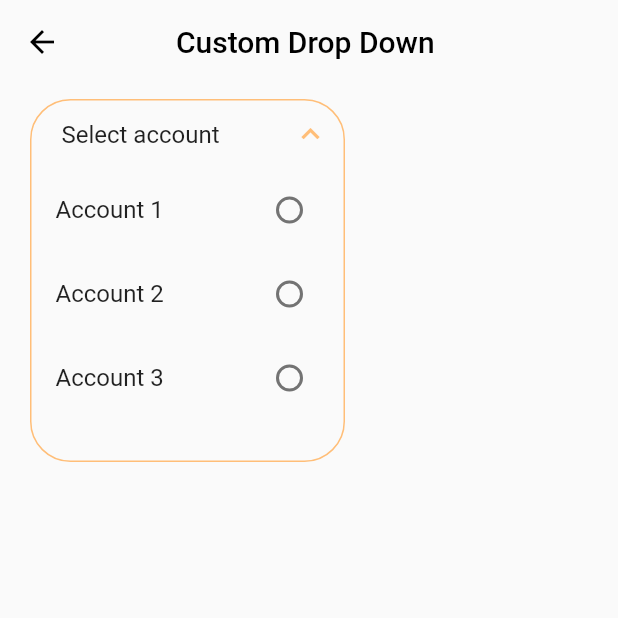
After one commit to venzo-mdu/-PFM_Project_x, a Flutter app: the DropDown screen opened directly, after a tap on the "expand more" icon, on a phone screen of 412 x 824 dp, the top half of it. The commit adds this screen. Run offline on Flutter 3.47's test engine with Material 2 defaults, Android fonts, the phone set to English and light mode, and no system bars; our stand-ins replace flutter_colorpicker, flutter_svg; Roboto replaces fonts that are missing (Gilroy-Medium).

Commit message:
dropdown added

```diff
--- a/lib/main.dart
+++ b/lib/main.dart
@@ -1,5 +1,5 @@
 import 'package:flutter/material.dart';
-import 'package:personinfo/PersonInfo.dart';
+import 'package:personinfo/pages/PersonInfo.dart';
 
 void main() {
   runApp(const MyApp());
--- a/lib/PersonInfo.dart
+++ b/lib/pages/PersonInfo.dart
@@ -1,6 +1,6 @@
 import 'package:flutter/cupertino.dart';
 import 'package:flutter/material.dart';
-import 'package:personinfo/EditProfile.dart';
+import 'package:personinfo/pages/EditProfile.dart';
 import 'package:flutter_svg/flutter_svg.dart';
 
 class PersonInfo extends StatefulWidget {
--- /dev/null
+++ b/lib/widgets/customDropdown/dropdown.dart
@@ -0,0 +1,183 @@
+import 'package:flutter/material.dart';
+import 'package:personinfo/widgets/customDropdown/expanded.dart';
+
+class DropDown extends StatefulWidget {
+  @override
+  _DropDownState createState() => _DropDownState();
+}
+
+List <String> _list =[
+  'Account 1',
+  'Account 2',
+  'Account 3',
+  'Account 4',
+  'Account 5',
+];
+
+
+
+class _DropDownState extends State<DropDown> {
+
+  bool isVisible = true;
+
+  @override
+  void initState() {
+    // TODO: implement initState
+    isVisible = false;
+    super.initState();
+  }
+
+  bool isStrechedDropDown = false;
+  int? groupValue;
+  String title = 'Select account';
+  @override
+  Widget build(BuildContext context) {
+    return Scaffold(
+        extendBodyBehindAppBar: true,
+        appBar: AppBar(
+          title: Text(
+            "Custom Drop Down ",
+            style: TextStyle(color: Colors.black),
+          ),
+          centerTitle: true,
+          backgroundColor: Colors.transparent,
+          elevation: 0,
+          iconTheme: IconThemeData(color: Colors.black),
+        ),
+        body: Container(
+          height: double.infinity,
+          width: 250,
+          padding: EdgeInsets.symmetric(vertical: 10, horizontal: 20),
+          child: SafeArea(
+            child: Column(
+              children: [
+                Row(
+                  crossAxisAlignment: CrossAxisAlignment.start,
+                  children: [
+
+
+                    Expanded(
+                        child: Container(
+                          decoration: BoxDecoration(
+                              border: Border.all(color: Color(0xffFFBE78)),
+                              borderRadius: BorderRadius.all(Radius.circular(27))),
+                          child: Column(
+                            children: [
+
+                              Visibility(
+                                visible: isVisible,
+                                child: Container(
+                                  margin: EdgeInsets.only(left: 175),
+                                  transform: Matrix4.translationValues(0, -15, 0),
+                                  width: 30,
+                                  height: 30,
+                                  decoration: BoxDecoration(
+                                      color: Color(0xffFF6349),
+                                      shape: BoxShape.circle
+                                  ),
+
+                                  child: InkWell(
+                                    child: Icon(
+                                      Icons.close,
+                                      color: Colors.white,
+                                      size: 18,
+                                    ),
+                                    onTap: (){
+                                      setState(() {
+                                        isVisible = !isVisible;
+                                        title = _list[0];
+                                      });
+                                    },
+                                  ),
+                                ),
+                              ),
+                              Container(
+                                // height: 45,
+                                  width: double.infinity,
+                                  padding: EdgeInsets.only(right: 10),
+                                  decoration: BoxDecoration(
+                                    // border: Border.all(
+                                    //   color: Color(0xffFFBE78),
+                                    // ),
+                                      borderRadius:
+                                      BorderRadius.all(Radius.circular(25))),
+                                  constraints: BoxConstraints(
+                                    minHeight: 45,
+                                    minWidth: double.infinity,
+                                  ),
+
+                                  alignment: Alignment.center,
+
+                                  child: Row(
+                                    mainAxisAlignment:
+                                    MainAxisAlignment.spaceBetween,
+                                    children: [
+                                      Expanded(
+                                        child: Padding(
+                                          padding: const EdgeInsets.symmetric(
+                                              horizontal: 20, vertical: 10),
+                                          child: Text(
+                                            title,
+                                            style: TextStyle(
+                                              fontFamily: 'Gilroy-Medium',
+                                              fontSize: 16,
+                                            ),
+                                          ),
+                                        ),
+                                      ),
+                                      GestureDetector(
+                                          onTap: () {
+                                            setState(() {
+                                              isStrechedDropDown =
+                                              !isStrechedDropDown;
+                                            });
+                                          },
+                                          child: Icon(isStrechedDropDown
+                                              ? Icons.expand_less
+                                              : Icons.expand_more, color: Color(0xFFFFBE78),))
+                                    ],
+                                  )),
+                              ExpandedSection(
+                                  expand: isStrechedDropDown,
+                                  height: 100,
+                                  child: ListView.builder(
+                                      padding: EdgeInsets.all(0),
+                                      // controller: scrollController2,
+                                      shrinkWrap: true,
+                                      itemCount: _list.length,
+                                      itemBuilder: (context, index) {
+                                        return RadioListTile(
+                                            title: Text(_list.elementAt(index),style: TextStyle(
+                                              fontFamily: 'Gilroy-Medium',
+                                              fontSize: 16,
+                                            ),),
+                                            value: index,
+                                            controlAffinity: ListTileControlAffinity.trailing,
+                                            groupValue: groupValue,
+                                            onChanged: (int? val) {
+                                              setState(() {
+                                                groupValue = val!;
+                                                title = _list.elementAt(index);
+                                                isVisible = true;
+                                                isStrechedDropDown = false;
+                                              });
+                                            });
+                                      })
+                              ),
+
+
+
+
+
+
+                            ],
+                          ),
+                        )),
+                  ],
+                )
+              ],
+            ),
+          ),
+        ));
+  }
+}
--- /dev/null
+++ b/lib/widgets/customDropdown/expanded.dart
@@ -0,0 +1,77 @@
+import 'package:flutter/material.dart';
+
+class ExpandedSection extends StatefulWidget {
+  final Widget child;
+  final int height;
+  final bool expand;
+
+  ExpandedSection(
+      {this.expand = false, required this.child, required this.height});
+
+  @override
+  _ExpandedSectionState createState() => _ExpandedSectionState();
+}
+
+class _ExpandedSectionState extends State<ExpandedSection>
+    with SingleTickerProviderStateMixin {
+  late AnimationController expandController;
+  late Animation<double> animation;
+
+  @override
+  void initState() {
+    super.initState();
+    prepareAnimations();
+    _runExpandCheck();
+  }
+
+  ///Setting up the animation
+  void prepareAnimations() {
+    expandController =
+        AnimationController(vsync: this, duration: Duration(milliseconds: 500));
+    animation = CurvedAnimation(
+      parent: expandController,
+      curve: Curves.fastOutSlowIn,
+    );
+  }
+
+  void _runExpandCheck() {
+    if (widget.expand) {
+      expandController.forward();
+    } else {
+      expandController.reverse();
+    }
+  }
+
+  @override
+  void didUpdateWidget(ExpandedSection oldWidget) {
+    super.didUpdateWidget(oldWidget);
+    _runExpandCheck();
+  }
+
+  @override
+  void dispose() {
+    expandController.dispose();
+    super.dispose();
+  }
+
+  @override
+  Widget build(BuildContext context) {
+    return SizeTransition(
+        axisAlignment: 1.0,
+        sizeFactor: animation,
+        child: Container(
+          padding: EdgeInsets.only(bottom: 5),
+          constraints: BoxConstraints(
+            //minHeight: 100,
+              minWidth: double.infinity,
+              maxHeight: widget.height > 5
+                  ? 195
+                  : widget.height == 1
+                  ? 55
+                  : widget.height * 50.0),
+          child: Padding(
+              padding: const EdgeInsets.only(bottom: 5),
+              child: widget.child),
+        ));
+  }
+}
```
Also changed, not shown: lib/pages/EditProfile.dart (renamed from lib/EditProfile.dart).
